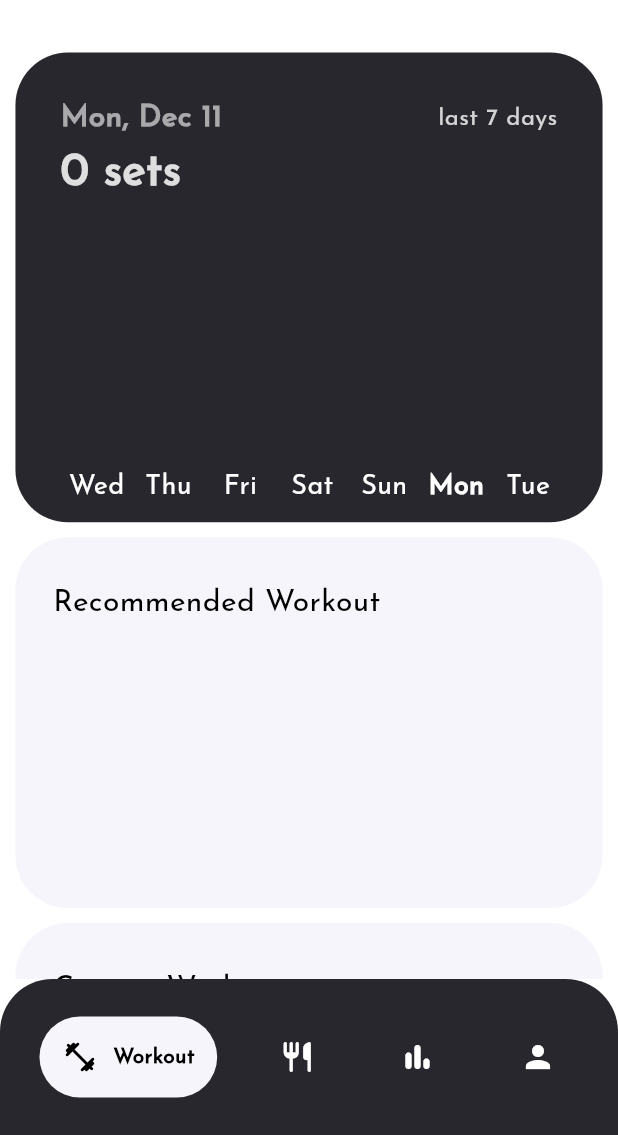
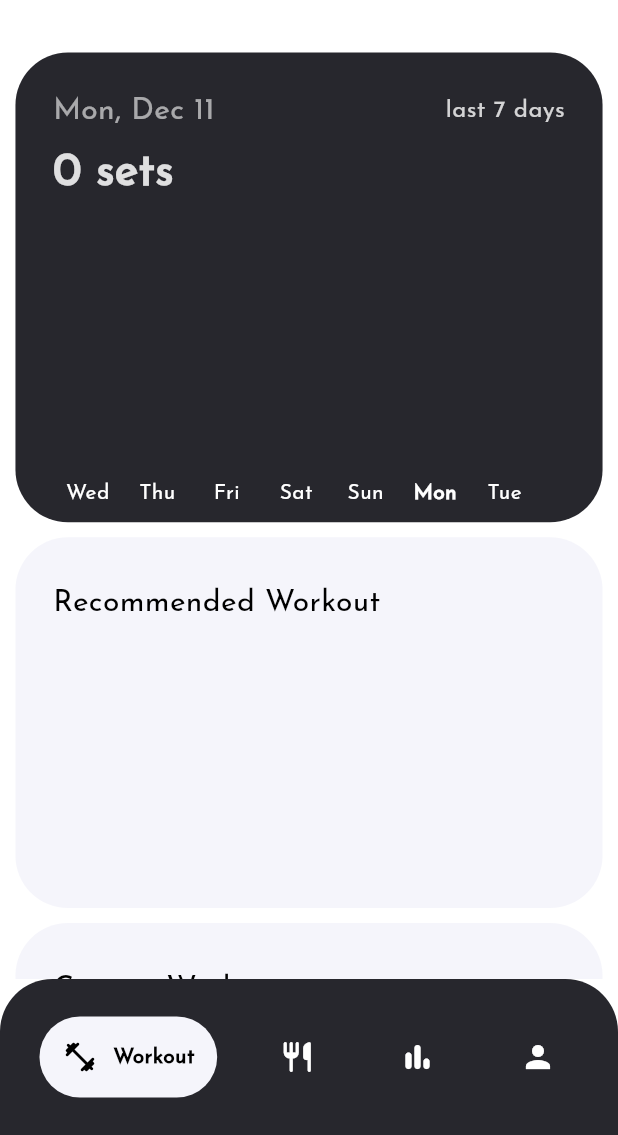
Before and after one commit to badbryany/Flexify, a Flutter app: the screen it shows after launch, on a phone screen of 412 x 824 dp, the part 101-1236 px from its top. Run offline on Flutter 3.47's test engine with Material 3 defaults, Android fonts, the phone set to English and light mode, and no system bars; drawn by our look-alikes of google_nav_bar; our stand-ins replace page_transition, shared_preferences; network calls fail.

Commit message:
added workoutPage stats refresh and fixed some overflows

```diff
--- a/lib/pages/workout/dashboardWorkout.dart
+++ b/lib/pages/workout/dashboardWorkout.dart
@@ -12,24 +12,30 @@ class DashboardWorkout extends StatefulWidget {
 }
 
 class _DashboardWorkoutState extends State<DashboardWorkout> {
+  reload() => setState(() {});
+
   @override
   Widget build(BuildContext context) {
-    return const Column(
+    return Column(
       children: [
-        WorkoutDashboard(),
-        SizedBox(height: 10),
+        const WorkoutDashboard(),
+        const SizedBox(height: 10),
         DashboardXOptionButton(
           title: 'Recommended Workout',
-          targetPage: WorkoutPage(),
-          content: Text(''),
+          targetPage: WorkoutPage(
+            reload: reload,
+          ),
+          content: const Text(''),
         ),
-        SizedBox(height: 10),
+        const SizedBox(height: 10),
         DashboardXOptionButton(
           title: 'Custom Workout',
-          targetPage: WorkoutPage(),
-          content: Text(''),
+          targetPage: WorkoutPage(
+            reload: reload,
+          ),
+          content: const Text(''),
         ),
-        SizedBox(height: 10),
+        const SizedBox(height: 10),
       ],
     );
   }
--- a/lib/pages/workout/dashboardWorkoutStats.dart
+++ b/lib/pages/workout/dashboardWorkoutStats.dart
@@ -49,13 +49,14 @@ class _WorkoutDashboardState extends State<WorkoutDashboard> {
     getData();
   }
 
-  double max(List<int> list, BuildContext context) {
+  double max(List<int> list) {
     int maxValue = list[0];
     for (int i = 1; i < list.length; i++) {
       if (list[i] > maxValue) {
         maxValue = list[i];
       }
     }
+    if (maxValue == 0) return 0.1;
     return maxValue.toDouble();
   }
 
@@ -101,8 +102,8 @@ class _WorkoutDashboardState extends State<WorkoutDashboard> {
         'Sun'
       ][dates[i].weekday - 1];
 
-      int realIntensity = intensityPerDay[i];
-      if (realIntensity == 0) realIntensity = 1;
+      double realIntensity = intensityPerDay[i].toDouble();
+      if (max(intensityPerDay) == 0.1) realIntensity = 0;
 
       returnList.add(
         Column(
@@ -112,12 +113,10 @@ class _WorkoutDashboardState extends State<WorkoutDashboard> {
               onTap: () => setState(() => selectedIntesity = i),
               child: AnimatedContainer(
                 duration: const Duration(milliseconds: 400),
-                height: max(intensityPerDay, context) == 0
-                    ? 0
-                    : ((MediaQuery.of(context).size.height * 0.18) /
-                        max(intensityPerDay, context) *
-                        realIntensity),
-                width: MediaQuery.of(context).size.width * 0.114,
+                height: (MediaQuery.of(context).size.height * 0.175) /
+                    max(intensityPerDay) *
+                    realIntensity,
+                width: MediaQuery.of(context).size.width * 0.11,
                 margin: const EdgeInsets.only(
                   left: 0.5,
                   right: 0.5,
@@ -148,7 +147,6 @@ class _WorkoutDashboardState extends State<WorkoutDashboard> {
             Text(
               day,
               style: TextStyle(
-                fontSize: 18,
                 fontWeight: selectedIntesity == i ? FontWeight.bold : null,
                 color: Theme.of(context).scaffoldBackgroundColor,
               ),
@@ -162,10 +160,11 @@ class _WorkoutDashboardState extends State<WorkoutDashboard> {
 
   @override
   Widget build(BuildContext context) {
+    getData();
     return Container(
       width: MediaQuery.of(context).size.width * 0.95,
       height: MediaQuery.of(context).size.height * 0.38,
-      padding: const EdgeInsets.all(30),
+      padding: const EdgeInsets.all(25),
       margin: const EdgeInsets.only(top: 20),
       decoration: BoxDecoration(
         color: Theme.of(context).colorScheme.background,
@@ -182,10 +181,9 @@ class _WorkoutDashboardState extends State<WorkoutDashboard> {
                 child: Text(
                   dateString(dates[selectedIntesity]),
                   key: ValueKey(selectedIntesity),
-                  //textAlign: TextAlign.left,
                   style: TextStyle(
                     fontSize: 20,
-                    fontWeight: FontWeight.bold,
+                    // fontWeight: FontWeight.bold,
                     color: Theme.of(context)
                         .scaffoldBackgroundColor
                         .withOpacity(0.6),
@@ -203,6 +201,7 @@ class _WorkoutDashboardState extends State<WorkoutDashboard> {
               ),
             ],
           ),
+          const SizedBox(height: 5),
           Row(
             children: [
               Text(
--- a/lib/pages/workout/workoutPage.dart
+++ b/lib/pages/workout/workoutPage.dart
@@ -5,7 +5,12 @@ import 'package:flexify/data/exerciseModels.dart';
 import 'package:page_transition/page_transition.dart';
 
 class WorkoutPage extends StatefulWidget {
-  const WorkoutPage({super.key});
+  const WorkoutPage({
+    super.key,
+    required this.reload,
+  });
+
+  final Function reload;
 
   @override
   State<WorkoutPage> createState() => _WorkoutPageState();
@@ -57,7 +62,10 @@ class _WorkoutPageState extends State<WorkoutPage> {
                       bottom: 15,
                       left: 0,
                       child: GestureDetector(
-                        onTap: () => Navigator.pop(context),
+                        onTap: () {
+                          widget.reload();
+                          Navigator.pop(context);
+                        },
                         child: Padding(
                           padding: const EdgeInsets.all(40),
                           child: Icon(
```
